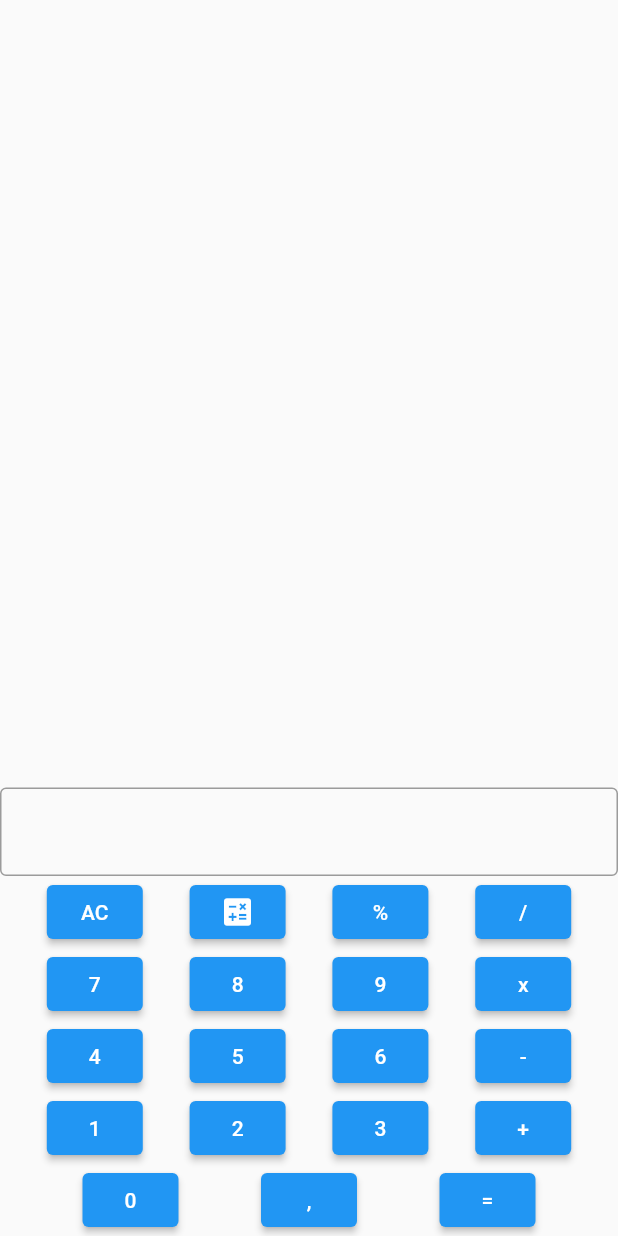
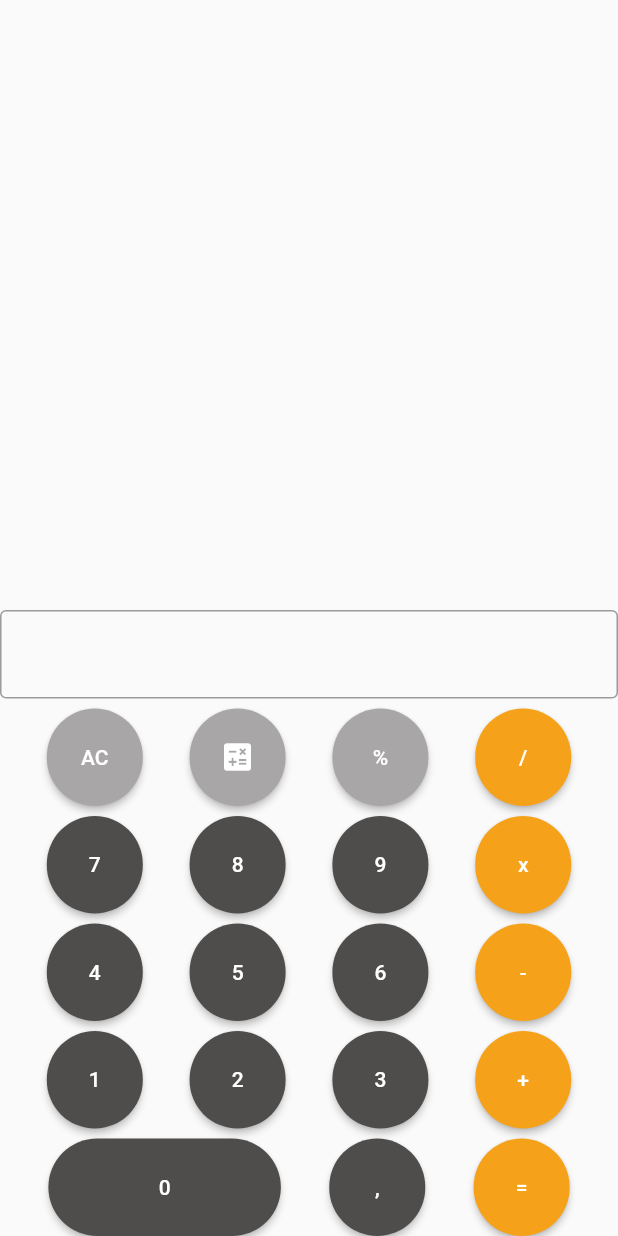
Before and after one commit to adhamniyozboyev/first_currency, a Flutter app: the screen it shows after launch, on a phone screen of 412 x 824 dp. Run offline on Flutter 3.47's test engine with Material 2 defaults, Android fonts, the phone set to English and light mode, and no system bars.

Commit message:
design circle

```diff
--- a/lib/main.dart
+++ b/lib/main.dart
@@ -22,36 +22,54 @@ class _MyAppState extends State<MyApp> {
       body: Column(
         mainAxisAlignment: MainAxisAlignment.spaceBetween,
         children: [
-          Container(),
-          Column(
-            children: [
+          SizedBox(height: 400,),
           TextField(
             controller: _controller,
             readOnly: true,
             decoration: InputDecoration(border: OutlineInputBorder()),
           ),
-              Container(
-                child: Column(
-                  mainAxisAlignment: MainAxisAlignment.spaceEvenly,
-                  children: [
           Row(
             mainAxisAlignment: MainAxisAlignment.spaceEvenly,
             children: [
               ElevatedButton(
+                  style: ElevatedButton.styleFrom(
+                      shape: RoundedRectangleBorder(
+                          borderRadius: BorderRadius.circular(70)),
+                      fixedSize: Size(30, 65),
+                      backgroundColor:
+                          Color.fromARGB(255, 168, 166, 166)),
                   onPressed: () {
                     _controller.text = '';
                   },
                   child: Text('AC')),
               ElevatedButton(
+                style: ElevatedButton.styleFrom(
+                    shape: RoundedRectangleBorder(
+                        borderRadius: BorderRadius.circular(70)),
+                    fixedSize: Size(30, 65),
+                    backgroundColor:
+                        Color.fromARGB(255, 168, 166, 166)),
                 onPressed: () {},
                 child: Icon(Icons.calculate),
               ),
               ElevatedButton(
+                  style: ElevatedButton.styleFrom(
+                      shape: RoundedRectangleBorder(
+                          borderRadius: BorderRadius.circular(70)),
+                      fixedSize: Size(30, 65),
+                      backgroundColor:
+                          Color.fromARGB(255, 168, 166, 166)),
                   onPressed: () {
                     _controller.text += '%';
                   },
                   child: Text('%')),
               ElevatedButton(
+                  style: ElevatedButton.styleFrom(
+                      shape: RoundedRectangleBorder(
+                          borderRadius: BorderRadius.circular(70)),
+                      fixedSize: Size(30, 65),
+                      backgroundColor:
+                          Color.fromARGB(255, 245, 161, 25)),
                   onPressed: () {
                     _controller.text += '/';
                   },
@@ -62,21 +80,45 @@ class _MyAppState extends State<MyApp> {
             mainAxisAlignment: MainAxisAlignment.spaceEvenly,
             children: [
               ElevatedButton(
+                  style: ElevatedButton.styleFrom(
+                      shape: RoundedRectangleBorder(
+                          borderRadius: BorderRadius.circular(70)),
+                      fixedSize: Size(30, 65),
+                      backgroundColor:
+                          Color.fromARGB(255, 78, 77, 76)),
                   onPressed: () {
                     _controller.text += '7';
                   },
                   child: Text('7')),
               ElevatedButton(
+                  style: ElevatedButton.styleFrom(
+                      shape: RoundedRectangleBorder(
+                          borderRadius: BorderRadius.circular(70)),
+                      fixedSize: Size(30, 65),
+                      backgroundColor:
+                          Color.fromARGB(255, 78, 77, 76)),
                   onPressed: () {
                     _controller.text += '8';
                   },
                   child: Text('8')),
               ElevatedButton(
+                  style: ElevatedButton.styleFrom(
+                      shape: RoundedRectangleBorder(
+                          borderRadius: BorderRadius.circular(70)),
+                      fixedSize: Size(30, 65),
+                      backgroundColor:
+                          Color.fromARGB(255, 78, 77, 76)),
                   onPressed: () {
                     _controller.text += '9';
                   },
                   child: Text('9')),
               ElevatedButton(
+                  style: ElevatedButton.styleFrom(
+                      shape: RoundedRectangleBorder(
+                          borderRadius: BorderRadius.circular(70)),
+                      fixedSize: Size(30, 65),
+                      backgroundColor:
+                          Color.fromARGB(255, 245, 161, 25)),
                   onPressed: () {
                     _controller.text += 'x';
                   },
@@ -87,21 +129,45 @@ class _MyAppState extends State<MyApp> {
             mainAxisAlignment: MainAxisAlignment.spaceEvenly,
             children: [
               ElevatedButton(
+                  style: ElevatedButton.styleFrom(
+                      shape: RoundedRectangleBorder(
+                          borderRadius: BorderRadius.circular(70)),
+                      fixedSize: Size(30, 65),
+                      backgroundColor:
+                          Color.fromARGB(255, 78, 77, 76)),
                   onPressed: () {
                     _controller.text += '4';
                   },
                   child: Text('4')),
               ElevatedButton(
+                  style: ElevatedButton.styleFrom(
+                      shape: RoundedRectangleBorder(
+                          borderRadius: BorderRadius.circular(70)),
+                      fixedSize: Size(30, 65),
+                      backgroundColor:
+                          Color.fromARGB(255, 78, 77, 76)),
                   onPressed: () {
                     _controller.text += '5';
                   },
                   child: Text('5')),
               ElevatedButton(
+                  style: ElevatedButton.styleFrom(
+                      shape: RoundedRectangleBorder(
+                          borderRadius: BorderRadius.circular(70)),
+                      fixedSize: Size(30, 65),
+                      backgroundColor:
+                          Color.fromARGB(255, 78, 77, 76)),
                   onPressed: () {
                     _controller.text += '6';
                   },
                   child: Text('6')),
               ElevatedButton(
+                  style: ElevatedButton.styleFrom(
+                      shape: RoundedRectangleBorder(
+                          borderRadius: BorderRadius.circular(70)),
+                      fixedSize: Size(30, 65),
+                      backgroundColor:
+                          Color.fromARGB(255, 245, 161, 25)),
                   onPressed: () {
                     _controller.text += '-';
                   },
@@ -112,21 +178,45 @@ class _MyAppState extends State<MyApp> {
             mainAxisAlignment: MainAxisAlignment.spaceEvenly,
             children: [
               ElevatedButton(
+                  style: ElevatedButton.styleFrom(
+                      shape: RoundedRectangleBorder(
+                          borderRadius: BorderRadius.circular(70)),
+                      fixedSize: Size(30, 65),
+                      backgroundColor:
+                          Color.fromARGB(255, 78, 77, 76)),
                   onPressed: () {
                     _controller.text += '1';
                   },
                   child: Text('1')),
               ElevatedButton(
+                  style: ElevatedButton.styleFrom(
+                      shape: RoundedRectangleBorder(
+                          borderRadius: BorderRadius.circular(70)),
+                      fixedSize: Size(30, 65),
+                      backgroundColor:
+                          Color.fromARGB(255, 78, 77, 76)),
                   onPressed: () {
                     _controller.text += '2';
                   },
                   child: Text('2')),
               ElevatedButton(
+                  style: ElevatedButton.styleFrom(
+                      shape: RoundedRectangleBorder(
+                          borderRadius: BorderRadius.circular(70)),
+                      fixedSize: Size(30, 65),
+                      backgroundColor:
+                          Color.fromARGB(255, 78, 77, 76)),
                   onPressed: () {
                     _controller.text += '3';
                   },
                   child: Text('3')),
               ElevatedButton(
+                  style: ElevatedButton.styleFrom(
+                      shape: RoundedRectangleBorder(
+                          borderRadius: BorderRadius.circular(70)),
+                      fixedSize: Size(30, 65),
+                      backgroundColor:
+                          Color.fromARGB(255, 245, 161, 25)),
                   onPressed: () {
                     _controller.text += '+';
                   },
@@ -137,41 +227,67 @@ class _MyAppState extends State<MyApp> {
             mainAxisAlignment: MainAxisAlignment.spaceEvenly,
             children: [
               ElevatedButton(
+                  style: ElevatedButton.styleFrom(
+                      shape: RoundedRectangleBorder(
+                          borderRadius: BorderRadius.circular(70)),
+                      fixedSize: Size(155, 65),
+                      backgroundColor:
+                          Color.fromARGB(255, 78, 77, 76)),
                   onPressed: () {
                     _controller.text += '0';
                   },
                   child: Text('0')),
               ElevatedButton(
+                  style: ElevatedButton.styleFrom(
+                      shape: RoundedRectangleBorder(
+                          borderRadius: BorderRadius.circular(70)),
+                      fixedSize: Size(30, 65),
+                      backgroundColor:
+                          Color.fromARGB(255, 78, 77, 76)),
                   onPressed: () {
                     _controller.text += ',';
                   },
                   child: Text(',')),
               ElevatedButton(
+                  style: ElevatedButton.styleFrom(
+                      shape: RoundedRectangleBorder(
+                          borderRadius: BorderRadius.circular(70)),
+                      fixedSize: Size(30, 65),
+                      backgroundColor:
+                          Color.fromARGB(255, 245, 161, 25)),
                   onPressed: () {
                     int ind = 0;
-                              String st = _controller.text;
-
-                              ind = st.indexOf('+');
+                    String s = _controller.text;
+                    ind = s.indexOf('+');
                     if (ind != -1) {
-                                String a = st.substring(0, ind);
-                                String b = st.substring(ind + 1);
-                                int ans = int.parse(a) + int.parse(b);
+                      String a = s.substring(0, ind);
+                      String b = s.substring(ind + 1);
+                      num ans = num.parse(a) + num.parse(b);
                       _controller.text = ans.toString();
-
-                                ind =st.indexOf('-');
-                                if(ind !=-1){
-                                String a=st.substring(0,ind);
-                                String b=st.substring(ind+1);
-                                int ans=int.parse(a)-int.parse(b);
-                                _controller.text=ans.toString();
-                              }}
+                    }
+                    ind = s.indexOf('-');
+                    if (ind != -1) {
+                      String a = s.substring(0, ind);
+                      String b = s.substring(ind + 1);
+                      num ans = num.parse(a) - num.parse(b);
+                      _controller.text = ans.toString();
+                    }
+                    ind = s.indexOf('/');
+                    if (ind != -1) {
+                      String a = s.substring(0, ind);
+                      String b = s.substring(ind + 1);
+                      num ans = num.parse(a) / num.parse(b);
+                      _controller.text = ans.toString();
+                    }
+                    ind = s.indexOf('x');
+                    if (ind != -1) {
+                      String a = s.substring(0, ind);
+                      String b = s.substring(ind + 1);
+                      num ans = num.parse(a) * num.parse(b);
+                      _controller.text = ans.toString();
+                    }
                   },
                   child: Text('=')),
-                      ],
-                    ),
-                  ],
-                ),
-              )
             ],
           )
         ],
```
Lines whose indentation alone changed are shown as unchanged.
